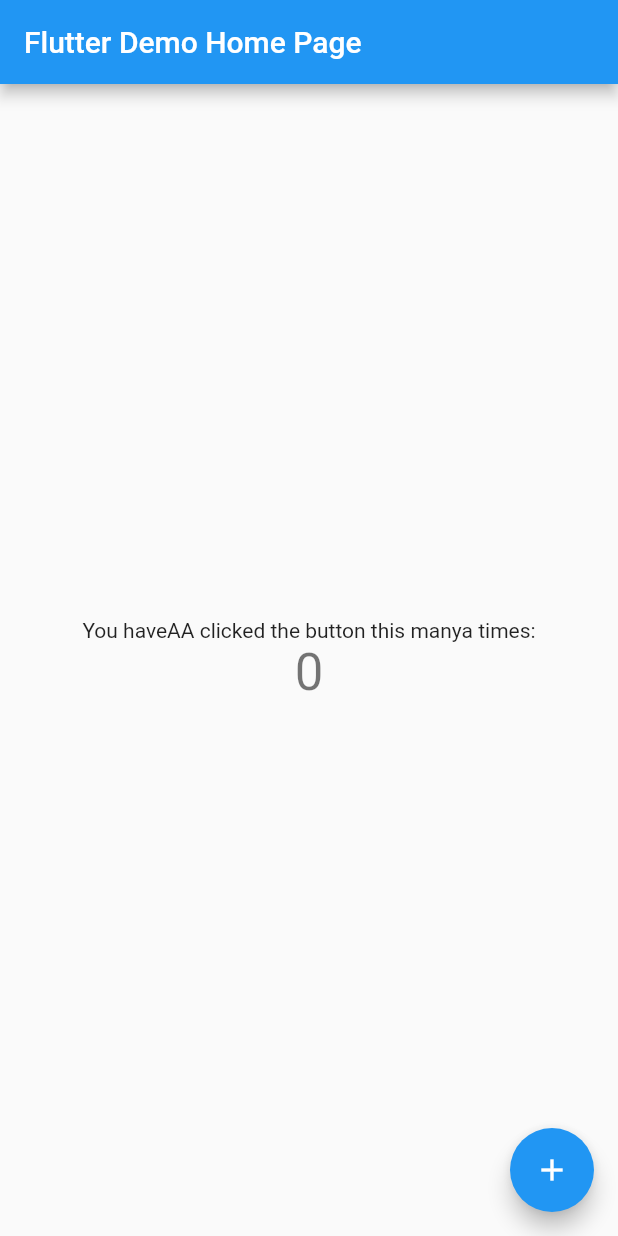
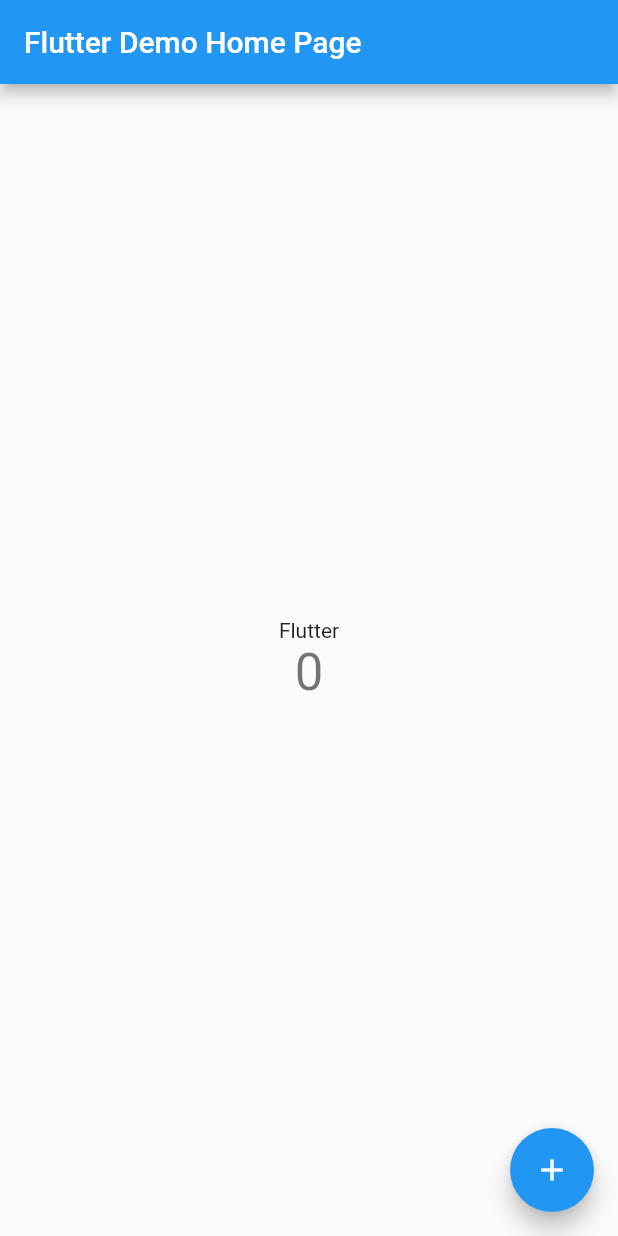
Before and after one commit to supervons/commonFlutter, a Flutter app: the screen it shows after launch, on a phone screen of 412 x 824 dp. Run offline on Flutter 3.47's test engine with Material 2 defaults, Android fonts, the phone set to English and light mode, and no system bars.

```diff
--- a/lib/main.dart
+++ b/lib/main.dart
@@ -92,7 +92,7 @@ class _MyHomePageState extends State<MyHomePage> {
           mainAxisAlignment: MainAxisAlignment.center,
           children: <Widget>[
             Text(
-              'You haveAA clicked the button this manya times:',
+              'Flutter',
             ),
             Text(
               '$_counter',
```
Also changed, not shown: 1 other file.
